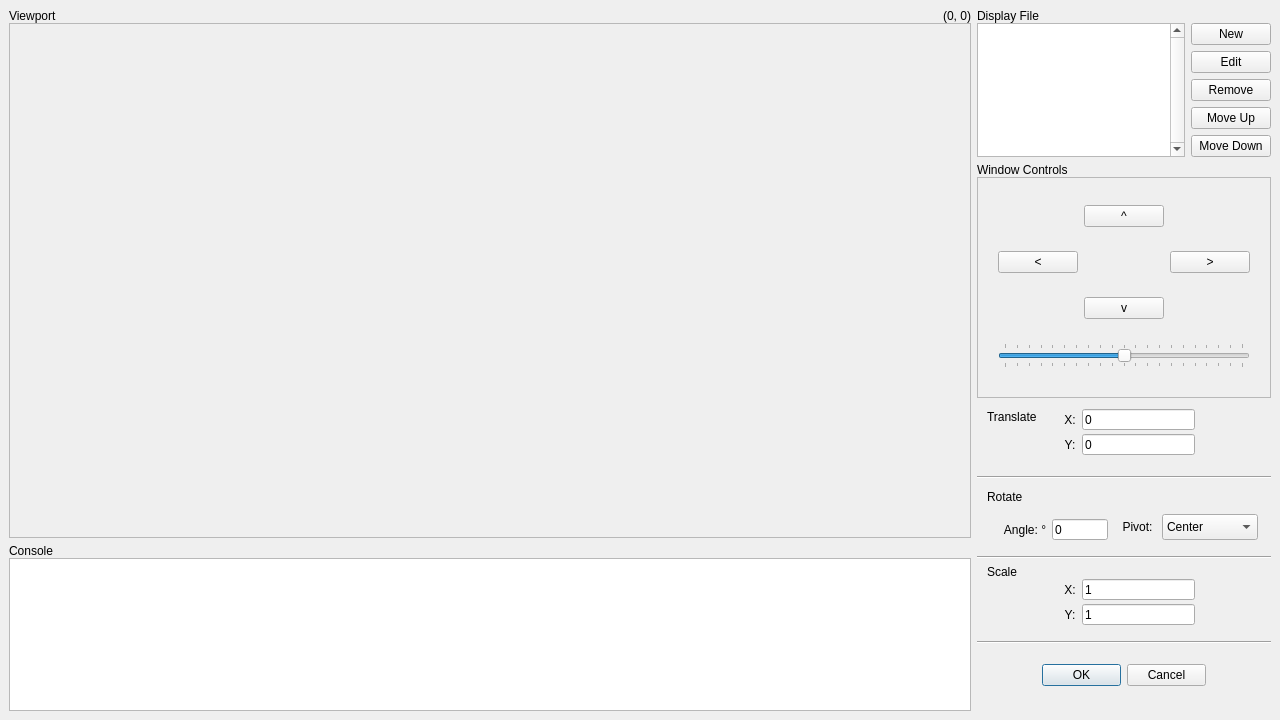
RamAddict/Interactive-Graphical-System, file data/main.ui: the form before one commit.
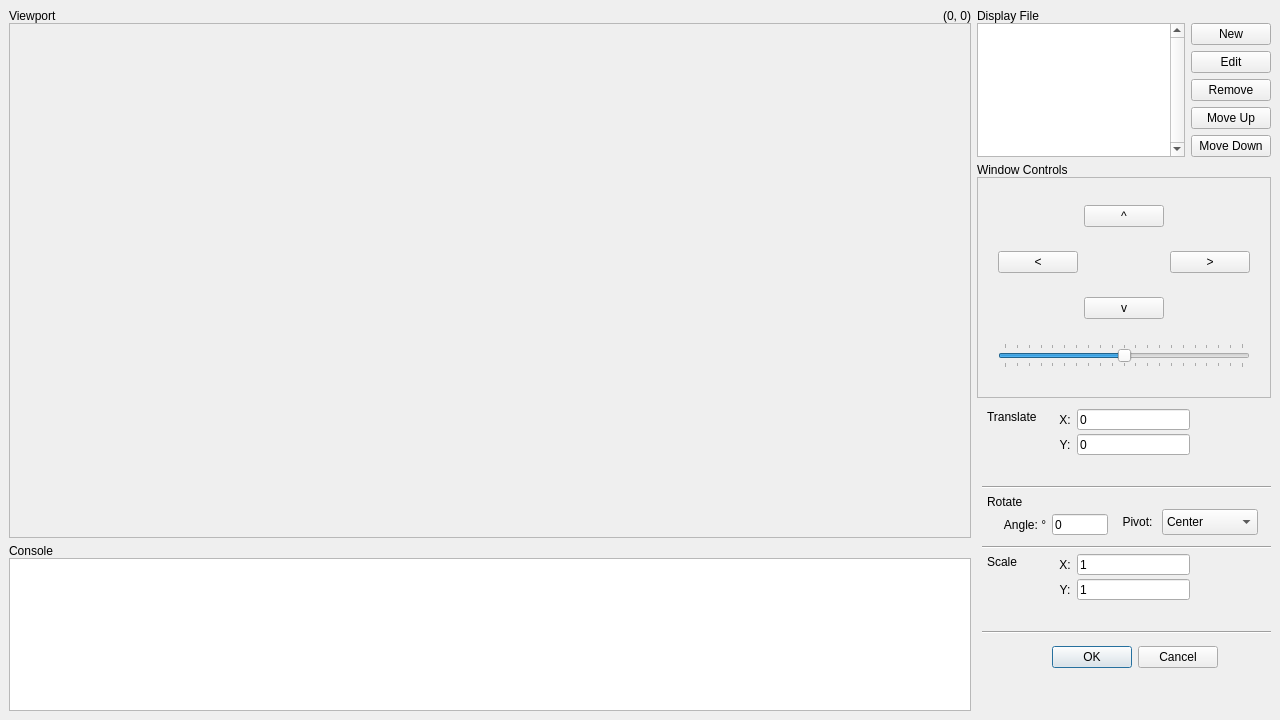
The form after the commit.

Commit message: Refresh Qt Designer UI

```diff
--- a/data/main.ui
+++ b/data/main.ui
@@ -411,7 +411,7 @@
        <widget class="QLabel" name="translateXlabel">
         <property name="geometry">
          <rect>
-          <x>85</x>
+          <x>80</x>
           <y>5</y>
           <width>16</width>
           <height>21</height>
@@ -428,7 +428,7 @@
         <property name="geometry">
          <rect>
           <x>20</x>
-          <y>115</y>
+          <y>110</y>
           <width>56</width>
           <height>21</height>
          </rect>
@@ -444,7 +444,7 @@
         <property name="geometry">
          <rect>
           <x>10</x>
-          <y>85</y>
+          <y>90</y>
           <width>42</width>
           <height>16</height>
          </rect>
@@ -456,7 +456,7 @@
        <widget class="QLabel" name="translateYlabel">
         <property name="geometry">
          <rect>
-          <x>85</x>
+          <x>80</x>
           <y>30</y>
           <width>16</width>
           <height>21</height>
@@ -472,8 +472,8 @@
        <widget class="Line" name="line">
         <property name="geometry">
          <rect>
-          <x>0</x>
-          <y>65</y>
+          <x>5</x>
+          <y>75</y>
           <width>296</width>
           <height>16</height>
          </rect>
@@ -486,7 +486,7 @@
         <property name="geometry">
          <rect>
           <x>75</x>
-          <y>115</y>
+          <y>110</y>
           <width>56</width>
           <height>21</height>
          </rect>
@@ -499,7 +499,7 @@
         <property name="geometry">
          <rect>
           <x>140</x>
-          <y>110</y>
+          <y>105</y>
           <width>41</width>
           <height>26</height>
          </rect>
@@ -527,7 +527,7 @@
        <widget class="QLineEdit" name="translateXinput">
         <property name="geometry">
          <rect>
-          <x>105</x>
+          <x>100</x>
           <y>5</y>
           <width>113</width>
           <height>21</height>
@@ -541,7 +541,7 @@
         <property name="geometry">
          <rect>
           <x>10</x>
-          <y>160</y>
+          <y>150</y>
           <width>42</width>
           <height>16</height>
          </rect>
@@ -553,7 +553,7 @@
        <widget class="QLineEdit" name="translateYinput">
         <property name="geometry">
          <rect>
-          <x>105</x>
+          <x>100</x>
           <y>30</y>
           <width>113</width>
           <height>21</height>
@@ -566,10 +566,10 @@
        <widget class="QDialogButtonBox" name="transformConfirm">
         <property name="geometry">
          <rect>
-          <x>65</x>
-          <y>255</y>
-          <width>164</width>
-          <height>32</height>
+          <x>70</x>
+          <y>235</y>
+          <width>171</width>
+          <height>36</height>
          </rect>
         </property>
         <property name="standardButtons">
@@ -579,8 +579,8 @@
        <widget class="Line" name="line_3">
         <property name="geometry">
          <rect>
-          <x>0</x>
-          <y>230</y>
+          <x>5</x>
+          <y>220</y>
           <width>296</width>
           <height>16</height>
          </rect>
@@ -592,8 +592,8 @@
        <widget class="Line" name="line_2">
         <property name="geometry">
          <rect>
-          <x>0</x>
-          <y>145</y>
+          <x>5</x>
+          <y>135</y>
           <width>296</width>
           <height>16</height>
          </rect>
@@ -606,7 +606,7 @@
         <property name="geometry">
          <rect>
           <x>185</x>
-          <y>110</y>
+          <y>105</y>
           <width>96</width>
           <height>26</height>
          </rect>
@@ -628,8 +628,8 @@
        <widget class="QLabel" name="scaleXlabel">
         <property name="geometry">
          <rect>
-          <x>85</x>
-          <y>175</y>
+          <x>80</x>
+          <y>150</y>
           <width>16</width>
           <height>21</height>
          </rect>
@@ -644,8 +644,8 @@
        <widget class="QLabel" name="scaleYlabel">
         <property name="geometry">
          <rect>
-          <x>85</x>
-          <y>200</y>
+          <x>80</x>
+          <y>175</y>
           <width>16</width>
           <height>21</height>
          </rect>
@@ -660,8 +660,8 @@
        <widget class="QLineEdit" name="scaleXinput">
         <property name="geometry">
          <rect>
-          <x>105</x>
-          <y>175</y>
+          <x>100</x>
+          <y>150</y>
           <width>113</width>
           <height>21</height>
          </rect>
@@ -673,8 +673,8 @@
        <widget class="QLineEdit" name="scaleYinput">
         <property name="geometry">
          <rect>
-          <x>105</x>
-          <y>200</y>
+          <x>100</x>
+          <y>175</y>
           <width>113</width>
           <height>21</height>
          </rect>
```
Left out of the diff: 6 changed lines with no effect on the pictures.
